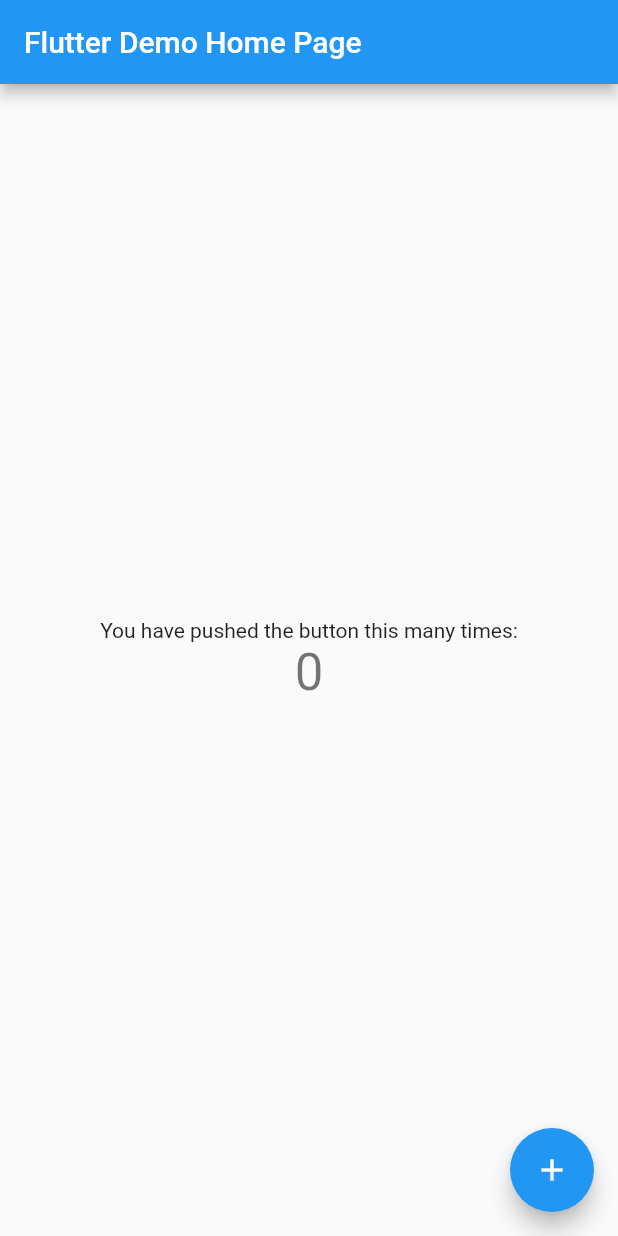
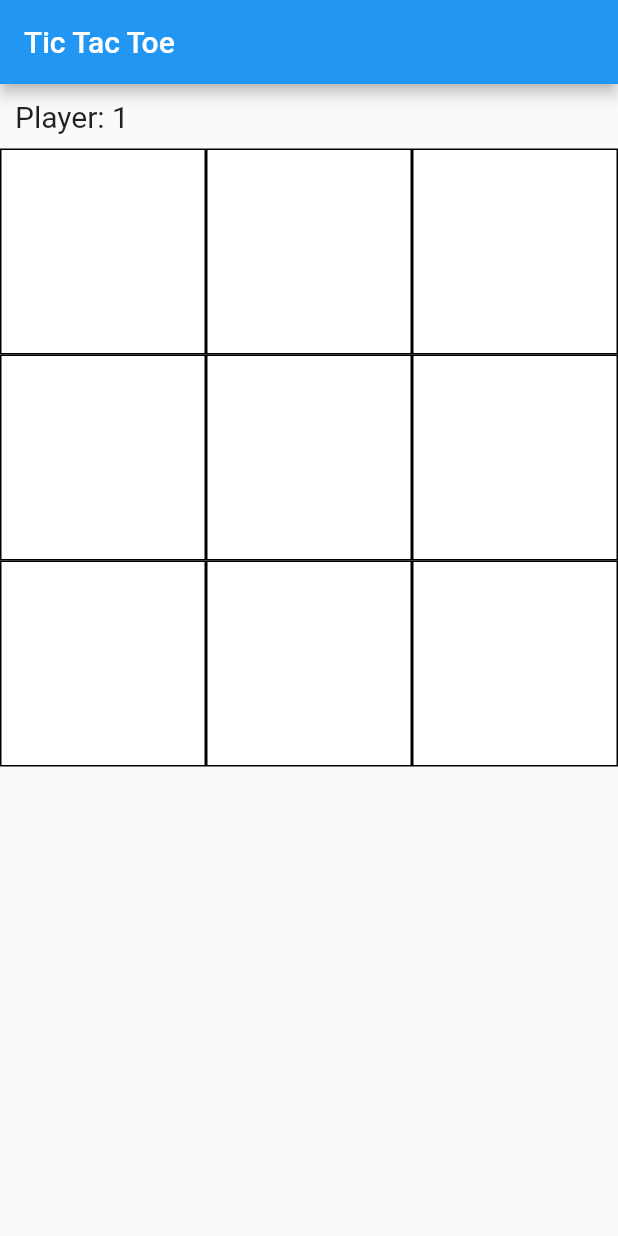
Before and after one commit to roddev-v/ad-flutter-tic-tac-toe, a Flutter app: the screen it shows after launch, on a phone screen of 412 x 824 dp. Run offline on Flutter 3.47's test engine with Material 2 defaults, Android fonts, the phone set to English and light mode, and no system bars.

Commit message:
wip layout config

```diff
--- a/lib/main.dart
+++ b/lib/main.dart
@@ -5,100 +5,78 @@ void main() {
 }
 
 class MyApp extends StatelessWidget {
-  // This widget is the root of your application.
   @override
   Widget build(BuildContext context) {
     return MaterialApp(
-      title: 'Flutter Demo',
+      title: 'Tic Tac Toe',
       theme: ThemeData(
         visualDensity: VisualDensity.adaptivePlatformDensity,
       ),
-      home: MyHomePage(title: 'Flutter Demo Home Page'),
+      home: MyHomePage(),
     );
   }
 }
 
 class MyHomePage extends StatefulWidget {
-  MyHomePage({Key key, this.title}) : super(key: key);
-
-  // This widget is the home page of your application. It is stateful, meaning
-  // that it has a State object (defined below) that contains fields that affect
-  // how it looks.
-
-  // This class is the configuration for the state. It holds the values (in this
-  // case the title) provided by the parent (in this case the App widget) and
-  // used by the build method of the State. Fields in a Widget subclass are
-  // always marked "final".
-
-  final String title;
-
   @override
   _MyHomePageState createState() => _MyHomePageState();
 }
 
 class _MyHomePageState extends State<MyHomePage> {
-  int _counter = 0;
-
-  void _incrementCounter() {
-    setState(() {
-      // This call to setState tells the Flutter framework that something has
-      // changed in this State, which causes it to rerun the build method below
-      // so that the display can reflect the updated values. If we changed
-      // _counter without calling setState(), then the build method would not be
-      // called again, and so nothing would appear to happen.
-      _counter++;
-    });
-  }
+  bool isPlayerOne = true;
+  List<Color> colors = List<Color>.generate(9, (int index) => Colors.white);
+  String player = '1';
 
   @override
   Widget build(BuildContext context) {
-    // This method is rerun every time setState is called, for instance as done
-    // by the _incrementCounter method above.
-    //
-    // The Flutter framework has been optimized to make rerunning build methods
-    // fast, so that you can just rebuild anything that needs updating rather
-    // than having to individually change instances of widgets.
     return Scaffold(
       appBar: AppBar(
-        // Here we take the value from the MyHomePage object that was created by
-        // the App.build method, and use it to set our appbar title.
-        title: Text(widget.title),
+        title: const Text('Tic Tac Toe'),
       ),
-      body: Center(
-        // Center is a layout widget. It takes a single child and positions it
-        // in the middle of the parent.
-        child: Column(
-          // Column is also a layout widget. It takes a list of children and
-          // arranges them vertically. By default, it sizes itself to fit its
-          // children horizontally, and tries to be as tall as its parent.
-          //
-          // Invoke "debug painting" (press "p" in the console, choose the
-          // "Toggle Debug Paint" action from the Flutter Inspector in Android
-          // Studio, or the "Toggle Debug Paint" command in Visual Studio Code)
-          // to see the wireframe for each widget.
-          //
-          // Column has various properties to control how it sizes itself and
-          // how it positions its children. Here we use mainAxisAlignment to
-          // center the children vertically; the main axis here is the vertical
-          // axis because Columns are vertical (the cross axis would be
-          // horizontal).
-          mainAxisAlignment: MainAxisAlignment.center,
-          children: <Widget>[
-            Text(
-              'You have pushed the button this many times:',
+      body: Column(
+        children: <Widget>[
+          Container(
+            alignment: AlignmentDirectional.bottomStart,
+            padding: const EdgeInsets.all(10.0),
+            child: Text(
+              'Player: $player',
+              textAlign: TextAlign.start,
+              style: const TextStyle(fontSize: 20.0),
             ),
-            Text(
-              '$_counter',
-              style: Theme.of(context).textTheme.headline4,
+          ),
+          Center(
+            child: GridView.count(
+              scrollDirection: Axis.vertical,
+              shrinkWrap: true,
+              crossAxisCount: 3,
+              children: List<Widget>.generate(
+                9,
+                (int index) => GestureDetector(
+                  onTap: () {
+                    setState(() {
+                      final bool hasBeenTouched = colors[index] != Colors.white;
+                      if (!hasBeenTouched) {
+                        player = isPlayerOne ? '1' : '2';
+                        print('Current player $player');
+                        colors[index] = isPlayerOne ? Colors.red : Colors.green;
+                        isPlayerOne = !isPlayerOne;
+                      }
+                    });
+                  },
+                  child: AnimatedContainer(
+                    padding: const EdgeInsets.all(3.0),
+                    decoration: BoxDecoration(
+                      color: colors[index],
+                      border: Border.all(color: Colors.black),
+                    ),
+                    duration: const Duration(milliseconds: 500),
+                  ),
+                ),
+              ),
             ),
-          ],
-        ),
+          ),
+        ],
       ),
-      floatingActionButton: FloatingActionButton(
-        onPressed: _incrementCounter,
-        tooltip: 'Increment',
-        child: Icon(Icons.add),
-      ), // This trailing comma makes auto-formatting nicer for build methods.
     );
   }
 }
```
Also changed, not shown: 1 other file.
